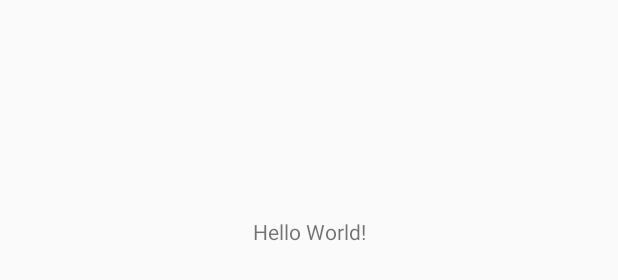
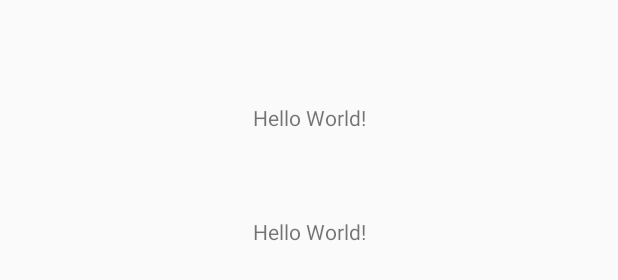
Before and after one commit to WilliamLuders/SampleTest, an Android app: the layout activity_main.xml on its own in the app's theme, with its tools: preview values and no code run, on a phone screen of 412 x 824 dp. Shown: the part 387-667 px from the top of the screen. Run offline under Robolectric (Android 15) with nearby library versions, the phone set to English and light mode, and no system bars.

Commit message:
Got rid of MediaRecorder as it conflicted with Tarsos listener. Added text to screen

```diff
--- a/app/src/main/res/layout/activity_main.xml
+++ b/app/src/main/res/layout/activity_main.xml
@@ -16,5 +16,14 @@
             app:layout_constraintLeft_toLeftOf="parent"
             app:layout_constraintRight_toRightOf="parent"
             app:layout_constraintTop_toTopOf="parent"/>
+    <TextView
+            android:id="@+id/lugNum"
+            android:layout_width="wrap_content"
+            android:layout_height="wrap_content"
+            android:text="Hello World!"
+            app:layout_constraintBottom_toBottomOf="parent"
+            app:layout_constraintLeft_toLeftOf="parent"
+            app:layout_constraintRight_toRightOf="parent"
+            app:layout_constraintTop_toTopOf="parent" app:layout_constraintVertical_bias="0.406"/>
 
 </android.support.constraint.ConstraintLayout>
```
Also changed, not shown: app/src/main/java/com/example/william/sampletest/MainActivity.kt (+113 -41 lines).
